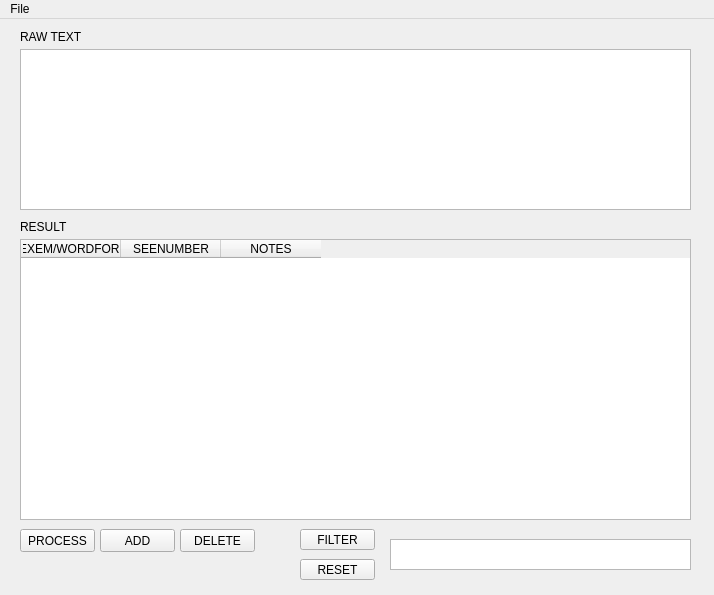
This is view/templates/ui/main.ui in SangeRofl/NLP_App as Qt 5 draws it before an edit. The edited form follows.
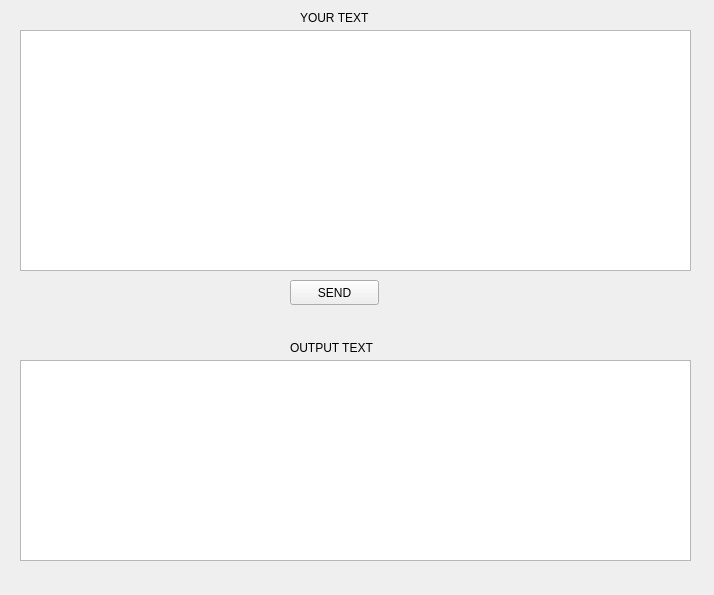
This is the edited form.

Diff of the .ui file:
```diff
--- a/view/templates/ui/main.ui
+++ b/view/templates/ui/main.ui
@@ -14,140 +14,63 @@
    <string>MainWindow</string>
   </property>
   <widget class="QWidget" name="centralwidget">
-   <widget class="QTableWidget" name="tableWidget">
-    <property name="geometry">
-     <rect>
-      <x>20</x>
-      <y>220</y>
-      <width>671</width>
-      <height>281</height>
-     </rect>
-    </property>
-    <column>
-     <property name="text">
-      <string>LEXEM/WORDFORM</string>
-     </property>
-    </column>
-    <column>
-     <property name="text">
-      <string>SEENUMBER</string>
-     </property>
-    </column>
-    <column>
-     <property name="text">
-      <string>NOTES</string>
-     </property>
-    </column>
-   </widget>
-   <widget class="QPushButton" name="add_pushButton">
-    <property name="geometry">
-     <rect>
-      <x>100</x>
-      <y>510</y>
-      <width>75</width>
-      <height>23</height>
-     </rect>
-    </property>
-    <property name="text">
-     <string>ADD</string>
-    </property>
-   </widget>
-   <widget class="QPushButton" name="process_pushButton">
-    <property name="geometry">
-     <rect>
-      <x>20</x>
-      <y>510</y>
-      <width>75</width>
-      <height>23</height>
-     </rect>
-    </property>
-    <property name="text">
-     <string>PROCESS</string>
-    </property>
-   </widget>
    <widget class="QTextEdit" name="raw_text_textEdit">
     <property name="geometry">
      <rect>
       <x>20</x>
       <y>30</y>
       <width>671</width>
-      <height>161</height>
+      <height>241</height>
      </rect>
     </property>
    </widget>
    <widget class="QLabel" name="raw_text_label">
     <property name="geometry">
      <rect>
-      <x>20</x>
+      <x>300</x>
       <y>10</y>
-      <width>71</width>
+      <width>81</width>
       <height>16</height>
      </rect>
     </property>
     <property name="text">
-     <string>RAW TEXT</string>
+     <string>YOUR TEXT</string>
     </property>
    </widget>
-   <widget class="QLabel" name="result_label">
+   <widget class="QLabel" name="output_text_label">
+    <property name="geometry">
+     <rect>
+      <x>290</x>
+      <y>340</y>
+      <width>101</width>
+      <height>16</height>
+     </rect>
+    </property>
+    <property name="text">
+     <string>OUTPUT TEXT</string>
+    </property>
+   </widget>
+   <widget class="QTextEdit" name="output_text_textEdit">
     <property name="geometry">
      <rect>
       <x>20</x>
-      <y>200</y>
-      <width>61</width>
-      <height>16</height>
+      <y>360</y>
+      <width>671</width>
+      <height>201</height>
      </rect>
     </property>
-    <property name="text">
-     <string>RESULT</string>
-    </property>
    </widget>
    <widget class="QPushButton" name="filter_pushButton">
     <property name="geometry">
      <rect>
-      <x>300</x>
-      <y>510</y>
-      <width>75</width>
-      <height>21</height>
+      <x>290</x>
+      <y>280</y>
+      <width>89</width>
+      <height>25</height>
      </rect>
     </property>
     <property name="text">
-     <string>FILTER</string>
-    </property>
-   </widget>
-   <widget class="QTextEdit" name="filter_textEdit">
-    <property name="geometry">
-     <rect>
-      <x>390</x>
-      <y>520</y>
-      <width>301</width>
-      <height>31</height>
-     </rect>
-    </property>
-   </widget>
-   <widget class="QPushButton" name="delete_pushButton">
-    <property name="geometry">
-     <rect>
-      <x>180</x>
-      <y>510</y>
-      <width>75</width>
-      <height>23</height>
-     </rect>
-    </property>
-    <property name="text">
-     <string>DELETE</string>
-    </property>
-   </widget>
-   <widget class="QPushButton" name="reset_pushButton">
-    <property name="geometry">
-     <rect>
-      <x>300</x>
-      <y>540</y>
-      <width>75</width>
-      <height>21</height>
-     </rect>
-    </property>
-    <property name="text">
-     <string>RESET</string>
+     <string>SEND</string>
     </property>
    </widget>
   </widget>
@@ -160,15 +83,6 @@
      <height>22</height>
     </rect>
    </property>
-   <widget class="QMenu" name="menuFile">
-    <property name="title">
-     <string>File</string>
-    </property>
-    <addaction name="actionOpen"/>
-    <addaction name="actionOpen_Doc"/>
-    <addaction name="actionSave"/>
-   </widget>
-   <addaction name="menuFile"/>
   </widget>
   <action name="actionOpen">
    <property name="text">
```
Left out of the diff: 2 changed lines with no effect on the pictures.
